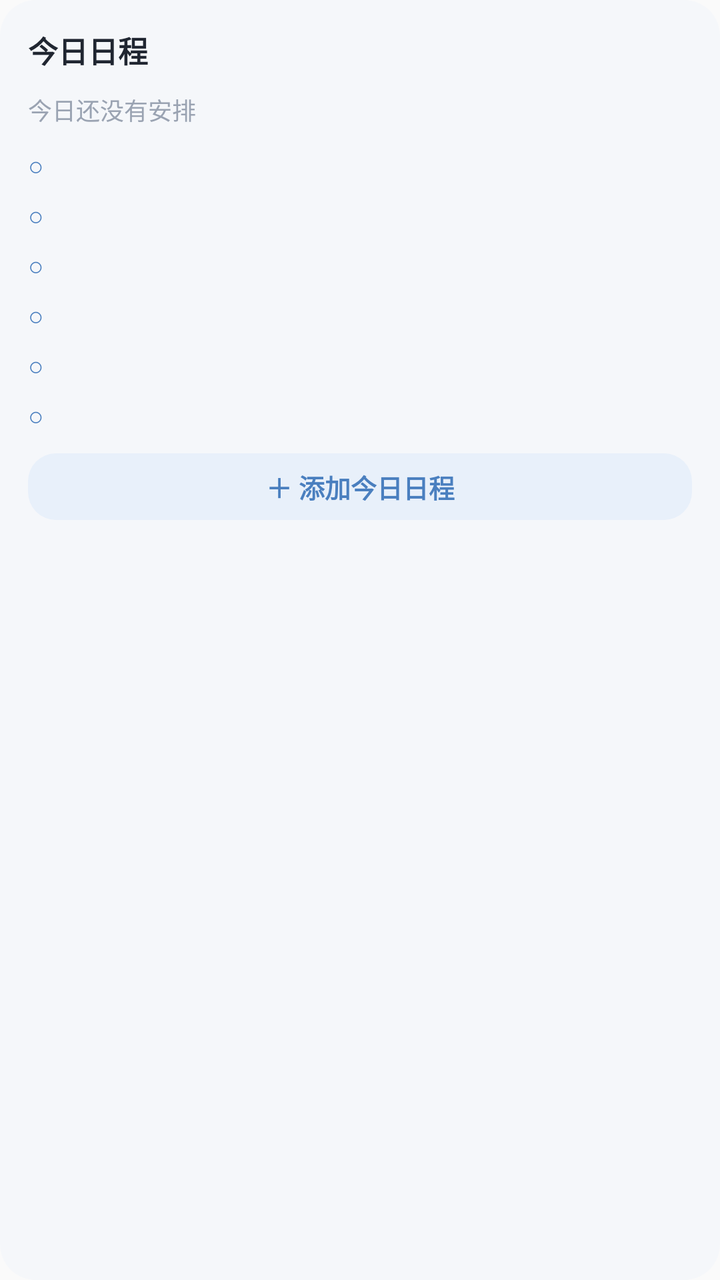
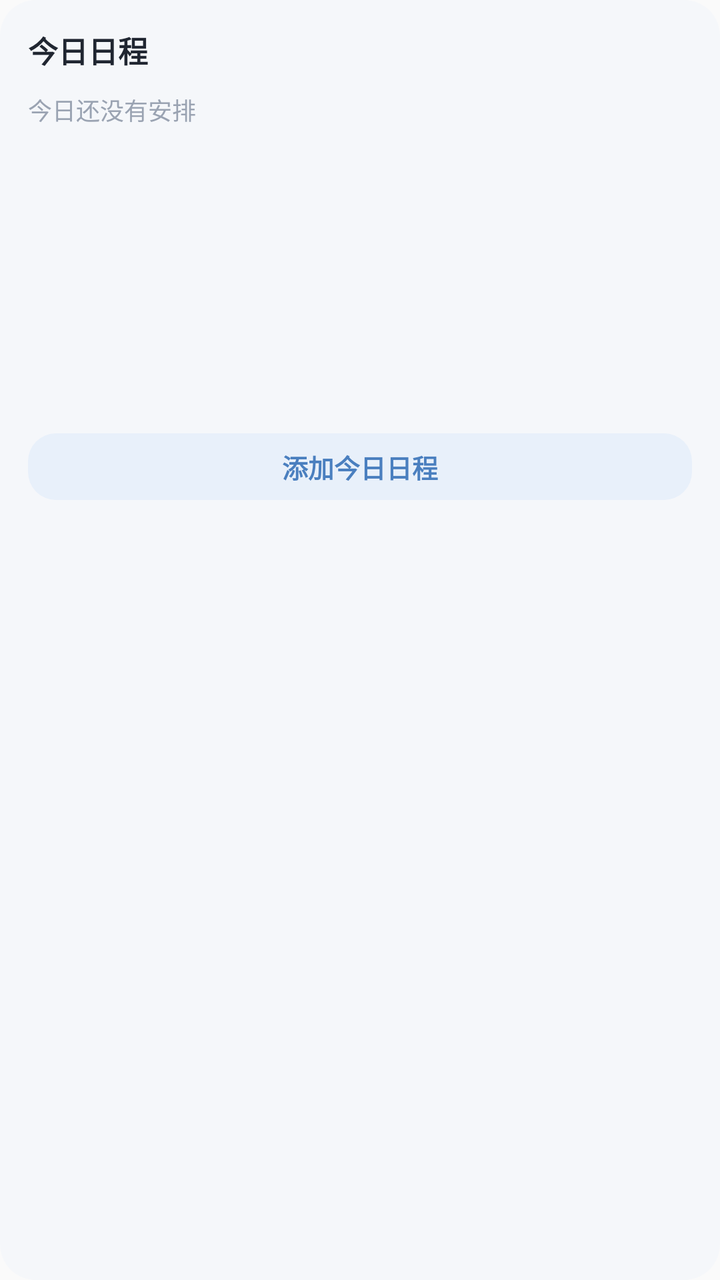

An Android layout rendered at two revisions. The XML below is the earlier revision; the diff shows what the commit changed to produce the second picture.
<!-- AndroidManifest.xml: application theme AppTheme -->
<!-- res/layout/widget_home_today.xml -->
<?xml version="1.0" encoding="utf-8"?>
<LinearLayout xmlns:android="http://schemas.android.com/apk/res/android"
    android:id="@+id/widget_home_root"
    android:layout_width="match_parent"
    android:layout_height="match_parent"
    android:orientation="vertical"
    android:background="@drawable/widget_bg"
    android:padding="14dp">

    <LinearLayout
        android:layout_width="match_parent"
        android:layout_height="wrap_content"
        android:orientation="horizontal"
        android:gravity="center_vertical">

        <TextView
            android:id="@+id/widget_home_title"
            android:layout_width="0dp"
            android:layout_height="wrap_content"
            android:layout_weight="1"
            android:text="今日日程"
            android:textColor="#202631"
            android:textSize="15sp"
            android:textStyle="bold" />

        <TextView
            android:id="@+id/widget_home_date"
            android:layout_width="wrap_content"
            android:layout_height="wrap_content"
            android:text=""
            android:textColor="#6B7482"
            android:textSize="12sp" />
    </LinearLayout>

    <TextView
        android:id="@+id/widget_home_empty"
        android:layout_width="match_parent"
        android:layout_height="wrap_content"
        android:layout_marginTop="10dp"
        android:text="今日还没有安排"
        android:textColor="#9AA3B2"
        android:textSize="12sp" />

    <LinearLayout
        android:id="@+id/widget_home_row1"
        android:layout_width="match_parent"
        android:layout_height="wrap_content"
        android:layout_marginTop="10dp"
        android:gravity="center_vertical"
        android:orientation="horizontal">

        <TextView
            android:id="@+id/widget_home_glyph1"
            android:layout_width="18dp"
            android:layout_height="wrap_content"
            android:text="○"
            android:textColor="#4A7FBF"
            android:textSize="13sp" />

        <TextView
            android:id="@+id/widget_home_time1"
            android:layout_width="46dp"
            android:layout_height="wrap_content"
            android:text=""
            android:textColor="#6B7482"
            android:textSize="11sp" />

        <TextView
            android:id="@+id/widget_home_txt1"
            android:layout_width="0dp"
            android:layout_height="wrap_content"
            android:layout_weight="1"
            android:ellipsize="end"
            android:singleLine="true"
            android:text=""
            android:textColor="#1F2430"
            android:textSize="12sp" />
    </LinearLayout>

    <LinearLayout
        android:id="@+id/widget_home_row2"
        android:layout_width="match_parent"
        android:layout_height="wrap_content"
        android:layout_marginTop="7dp"
        android:gravity="center_vertical"
        android:orientation="horizontal">

        <TextView
            android:id="@+id/widget_home_glyph2"
            android:layout_width="18dp"
            android:layout_height="wrap_content"
            android:text="○"
            android:textColor="#4A7FBF"
            android:textSize="13sp" />

        <TextView
            android:id="@+id/widget_home_time2"
            android:layout_width="46dp"
            android:layout_height="wrap_content"
            android:text=""
            android:textColor="#6B7482"
            android:textSize="11sp" />

        <TextView
            android:id="@+id/widget_home_txt2"
            android:layout_width="0dp"
            android:layout_height="wrap_content"
            android:layout_weight="1"
            android:ellipsize="end"
            android:singleLine="true"
            android:text=""
            android:textColor="#1F2430"
            android:textSize="12sp" />
    </LinearLayout>

    <LinearLayout
        android:id="@+id/widget_home_row3"
        android:layout_width="match_parent"
        android:layout_height="wrap_content"
        android:layout_marginTop="7dp"
        android:gravity="center_vertical"
        android:orientation="horizontal">

        <TextView
            android:id="@+id/widget_home_glyph3"
            android:layout_width="18dp"
            android:layout_height="wrap_content"
            android:text="○"
            android:textColor="#4A7FBF"
            android:textSize="13sp" />

        <TextView
            android:id="@+id/widget_home_time3"
            android:layout_width="46dp"
            android:layout_height="wrap_content"
            android:text=""
            android:textColor="#6B7482"
            android:textSize="11sp" />

        <TextView
            android:id="@+id/widget_home_txt3"
            android:layout_width="0dp"
            android:layout_height="wrap_content"
            android:layout_weight="1"
            android:ellipsize="end"
            android:singleLine="true"
            android:text=""
            android:textColor="#1F2430"
            android:textSize="12sp" />
    </LinearLayout>

    <LinearLayout
        android:id="@+id/widget_home_row4"
        android:layout_width="match_parent"
        android:layout_height="wrap_content"
        android:layout_marginTop="7dp"
        android:gravity="center_vertical"
        android:orientation="horizontal">

        <TextView
            android:id="@+id/widget_home_glyph4"
            android:layout_width="18dp"
            android:layout_height="wrap_content"
            android:text="○"
            android:textColor="#4A7FBF"
            android:textSize="13sp" />

        <TextView
            android:id="@+id/widget_home_time4"
            android:layout_width="46dp"
            android:layout_height="wrap_content"
            android:text=""
            android:textColor="#6B7482"
            android:textSize="11sp" />

        <TextView
            android:id="@+id/widget_home_txt4"
            android:layout_width="0dp"
            android:layout_height="wrap_content"
            android:layout_weight="1"
            android:ellipsize="end"
            android:singleLine="true"
            android:text=""
            android:textColor="#1F2430"
            android:textSize="12sp" />
    </LinearLayout>

    <LinearLayout
        android:id="@+id/widget_home_row5"
        android:layout_width="match_parent"
        android:layout_height="wrap_content"
        android:layout_marginTop="7dp"
        android:gravity="center_vertical"
        android:orientation="horizontal">

        <TextView
            android:id="@+id/widget_home_glyph5"
            android:layout_width="18dp"
            android:layout_height="wrap_content"
            android:text="○"
            android:textColor="#4A7FBF"
            android:textSize="13sp" />

        <TextView
            android:id="@+id/widget_home_time5"
            android:layout_width="46dp"
            android:layout_height="wrap_content"
            android:text=""
            android:textColor="#6B7482"
            android:textSize="11sp" />

        <TextView
            android:id="@+id/widget_home_txt5"
            android:layout_width="0dp"
            android:layout_height="wrap_content"
            android:layout_weight="1"
            android:ellipsize="end"
            android:singleLine="true"
            android:text=""
            android:textColor="#1F2430"
            android:textSize="12sp" />
    </LinearLayout>

    <LinearLayout
        android:id="@+id/widget_home_row6"
        android:layout_width="match_parent"
        android:layout_height="wrap_content"
        android:layout_marginTop="7dp"
        android:gravity="center_vertical"
        android:orientation="horizontal">

        <TextView
            android:id="@+id/widget_home_glyph6"
            android:layout_width="18dp"
            android:layout_height="wrap_content"
            android:text="○"
            android:textColor="#4A7FBF"
            android:textSize="13sp" />

        <TextView
            android:id="@+id/widget_home_time6"
            android:layout_width="46dp"
            android:layout_height="wrap_content"
            android:text=""
            android:textColor="#6B7482"
            android:textSize="11sp" />

        <TextView
            android:id="@+id/widget_home_txt6"
            android:layout_width="0dp"
            android:layout_height="wrap_content"
            android:layout_weight="1"
            android:ellipsize="end"
            android:singleLine="true"
            android:text=""
            android:textColor="#1F2430"
            android:textSize="12sp" />
    </LinearLayout>

    <TextView
        android:id="@+id/widget_home_add"
        android:layout_width="match_parent"
        android:layout_height="wrap_content"
        android:layout_marginTop="10dp"
        android:background="@drawable/widget_add_bg"
        android:gravity="center"
        android:paddingTop="7dp"
        android:paddingBottom="7dp"
        android:text="＋ 添加今日日程"
        android:textColor="#4A7FBF"
        android:textSize="13sp"
        android:textStyle="bold" />

</LinearLayout>
<!-- resources referenced by this layout -->
<resources>
  <!-- drawable widget_add_bg (drawable) -->
  <?xml version="1.0" encoding="utf-8"?>
  <shape xmlns:android="http://schemas.android.com/apk/res/android" android:shape="rectangle">
    <corners android:radius="14dp" />
    <solid android:color="#E8F0FA" />
  </shape>
  <!-- drawable widget_bg (drawable) -->
  <?xml version="1.0" encoding="utf-8"?>
  <shape xmlns:android="http://schemas.android.com/apk/res/android" android:shape="rectangle">
    <corners android:radius="18dp" />
    <solid android:color="#F5F7FA" />
  </shape>
  <style name="AppTheme" parent="Theme.AppCompat.Light.DarkActionBar">
          
          <item name="colorPrimary">@color/colorPrimary</item>
          <item name="colorPrimaryDark">@color/colorPrimaryDark</item>
          <item name="colorAccent">@color/colorAccent</item>
      </style>
</resources>

<!-- the commit's change to res/layout/widget_home_today.xml (unified diff, before → after) -->
@@ -49,13 +49,13 @@
         android:gravity="center_vertical"
         android:orientation="horizontal">
 
-        <TextView
+        <ImageView
             android:id="@+id/widget_home_glyph1"
-            android:layout_width="18dp"
-            android:layout_height="wrap_content"
-            android:text="○"
-            android:textColor="#4A7FBF"
-            android:textSize="13sp" />
+            android:layout_width="16dp"
+            android:layout_height="16dp"
+            android:layout_marginRight="6dp"
+            android:scaleType="fitCenter"
+            android:contentDescription="@null" />
 
         <TextView
             android:id="@+id/widget_home_time1"
@@ -85,13 +85,13 @@
         android:gravity="center_vertical"
         android:orientation="horizontal">
 
-        <TextView
+        <ImageView
             android:id="@+id/widget_home_glyph2"
-            android:layout_width="18dp"
-            android:layout_height="wrap_content"
-            android:text="○"
-            android:textColor="#4A7FBF"
-            android:textSize="13sp" />
+            android:layout_width="16dp"
+            android:layout_height="16dp"
+            android:layout_marginRight="6dp"
+            android:scaleType="fitCenter"
+            android:contentDescription="@null" />
 
         <TextView
             android:id="@+id/widget_home_time2"
@@ -121,13 +121,13 @@
         android:gravity="center_vertical"
         android:orientation="horizontal">
 
-        <TextView
+        <ImageView
             android:id="@+id/widget_home_glyph3"
-            android:layout_width="18dp"
-            android:layout_height="wrap_content"
-            android:text="○"
-            android:textColor="#4A7FBF"
-            android:textSize="13sp" />
+            android:layout_width="16dp"
+            android:layout_height="16dp"
+            android:layout_marginRight="6dp"
+            android:scaleType="fitCenter"
+            android:contentDescription="@null" />
 
         <TextView
             android:id="@+id/widget_home_time3"
@@ -157,13 +157,13 @@
         android:gravity="center_vertical"
         android:orientation="horizontal">
 
-        <TextView
+        <ImageView
             android:id="@+id/widget_home_glyph4"
-            android:layout_width="18dp"
-            android:layout_height="wrap_content"
-            android:text="○"
-            android:textColor="#4A7FBF"
-            android:textSize="13sp" />
+            android:layout_width="16dp"
+            android:layout_height="16dp"
+            android:layout_marginRight="6dp"
+            android:scaleType="fitCenter"
+            android:contentDescription="@null" />
 
         <TextView
             android:id="@+id/widget_home_time4"
@@ -193,13 +193,13 @@
         android:gravity="center_vertical"
         android:orientation="horizontal">
 
-        <TextView
+        <ImageView
             android:id="@+id/widget_home_glyph5"
-            android:layout_width="18dp"
-            android:layout_height="wrap_content"
-            android:text="○"
-            android:textColor="#4A7FBF"
-            android:textSize="13sp" />
+            android:layout_width="16dp"
+            android:layout_height="16dp"
+            android:layout_marginRight="6dp"
+            android:scaleType="fitCenter"
+            android:contentDescription="@null" />
 
         <TextView
             android:id="@+id/widget_home_time5"
@@ -229,13 +229,13 @@
         android:gravity="center_vertical"
         android:orientation="horizontal">
 
-        <TextView
+        <ImageView
             android:id="@+id/widget_home_glyph6"
-            android:layout_width="18dp"
-            android:layout_height="wrap_content"
-            android:text="○"
-            android:textColor="#4A7FBF"
-            android:textSize="13sp" />
+            android:layout_width="16dp"
+            android:layout_height="16dp"
+            android:layout_marginRight="6dp"
+            android:scaleType="fitCenter"
+            android:contentDescription="@null" />
 
         <TextView
             android:id="@+id/widget_home_time6"
@@ -266,7 +266,7 @@
         android:gravity="center"
         android:paddingTop="7dp"
         android:paddingBottom="7dp"
-        android:text="＋ 添加今日日程"
+        android:text="添加今日日程"
         android:textColor="#4A7FBF"
         android:textSize="13sp"
         android:textStyle="bold" />
